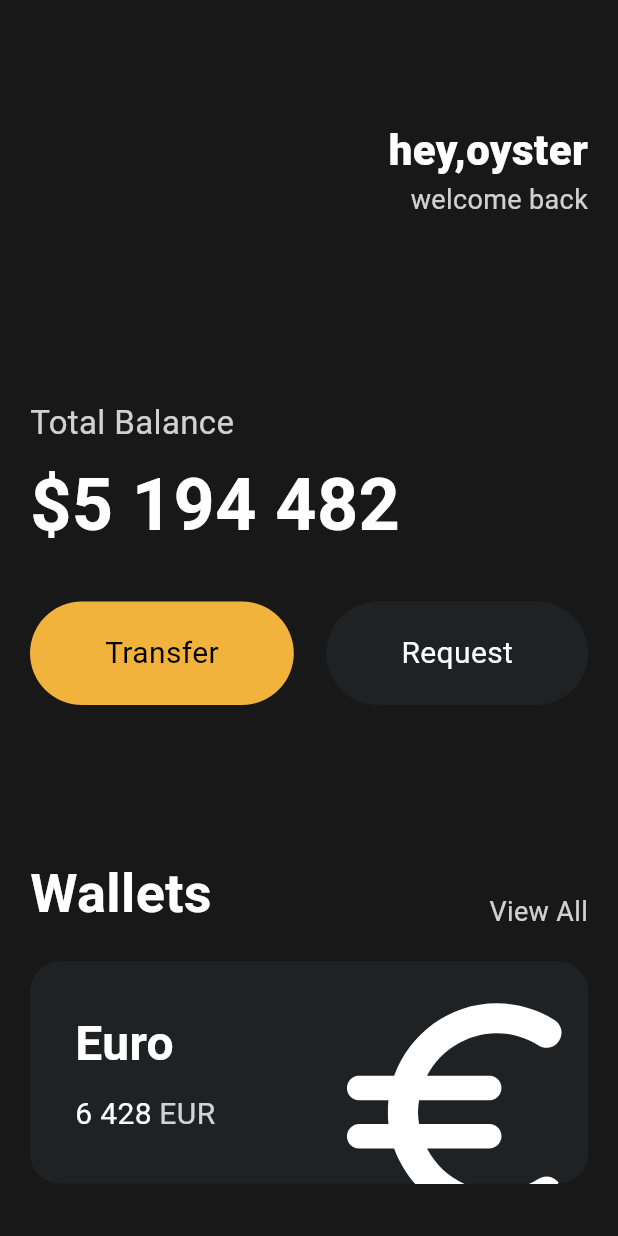
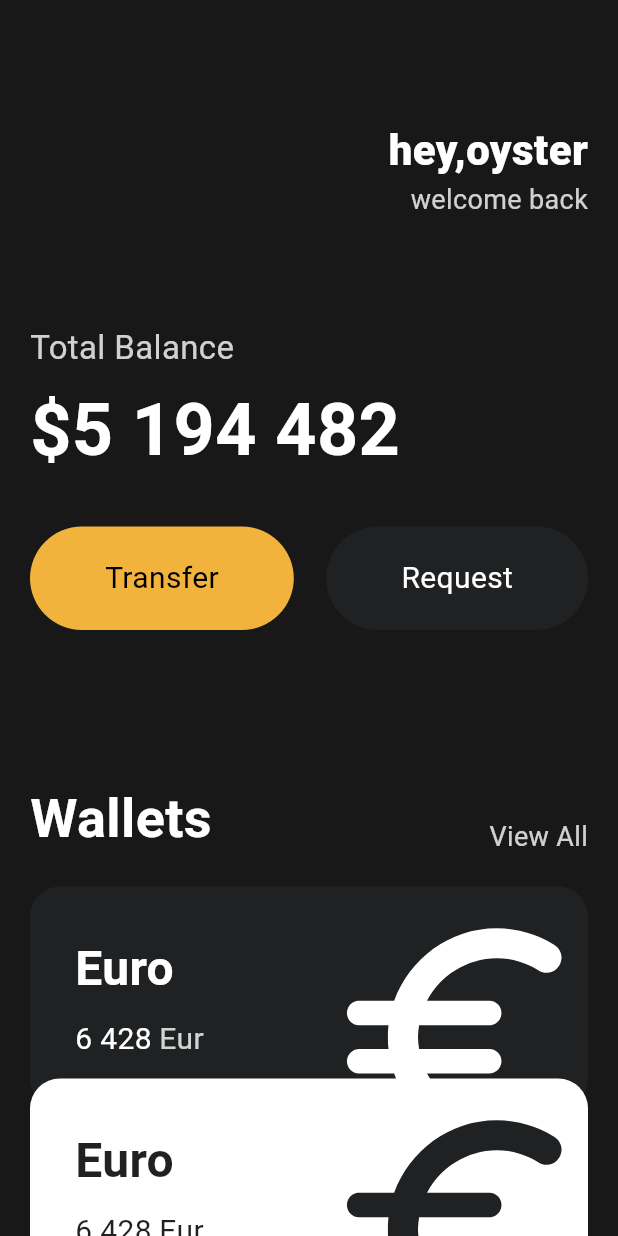
Before and after one commit to oysterjung/Flutter_Practice, a Flutter app: the screen it shows after launch, on a phone screen of 412 x 824 dp. Run offline on Flutter 3.47's test engine with Material 3 defaults, Android fonts, the phone set to English and light mode, and no system bars.

Commit message:
feat: card생성 및 스크롤기능 구현
card생성 및 재사용 가능

스크롤기능 구현

```diff
--- a/lib/main.dart
+++ b/lib/main.dart
@@ -1,6 +1,7 @@
 import 'package:flutter/material.dart';
 import 'package:flutter/widgets.dart';
 import 'package:toonflix/widget/Button.dart';
+import 'package:toonflix/widget/currency_card.dart';
 
 void main() {
   runApp(const App());
@@ -14,7 +15,8 @@ class App extends StatelessWidget {
     return MaterialApp(
       home: Scaffold(
           backgroundColor: const Color(0xFF181818),
-          body: Padding(
+          body: SingleChildScrollView(
+            child: Padding(
               padding: const EdgeInsets.symmetric(
                 horizontal: 20,
               ),
@@ -49,7 +51,7 @@ class App extends StatelessWidget {
                     ],
                   ),
                   const SizedBox(
-                  height: 120,
+                    height: 70,
                   ),
                   Text(
                     'Total Balance',
@@ -113,71 +115,35 @@ class App extends StatelessWidget {
                   const SizedBox(
                     height: 20,
                   ),
-                Container(
-                  clipBehavior: Clip.hardEdge,
-                  decoration: BoxDecoration(
-                    color: const Color(0xFF1F2123),
-                    borderRadius: BorderRadius.circular(20),
+                  const CurrencyCard(
+                    name: 'Euro',
+                    code: 'Eur',
+                    amount: '6 428',
+                    icon: Icons.euro_rounded,
+                    isInverted: false,
                   ),
-                  child: Padding(
-                    padding: const EdgeInsets.all(30),
-                    child: Row(
-                      mainAxisAlignment: MainAxisAlignment.spaceBetween,
-                      children: [
-                        Column(
-                          crossAxisAlignment: CrossAxisAlignment.start,
-                          children: [
-                            const Text(
-                              "Euro",
-                              style: TextStyle(
-                                  color: Colors.white,
-                                  fontSize: 32,
-                                  fontWeight: FontWeight.w600),
-                            ),
-                            const SizedBox(
-                              height: 10,
-                            ),
-                            Row(
-                              children: [
-                                const Text(
-                                  '6 428',
-                                  style: TextStyle(
-                                    color: Colors.white,
-                                    fontSize: 20,
+                  Transform.translate(
+                    offset: const Offset(0, -20),
+                    child: const CurrencyCard(
+                      name: 'Euro',
+                      code: 'Eur',
+                      amount: '6 428',
+                      icon: Icons.euro_rounded,
+                      isInverted: true,
                     ),
                   ),
-                                const SizedBox(
-                                  width: 5,
-                                ),
-                                Text(
-                                  'EUR',
-                                  style: TextStyle(
-                                    color: Colors.white.withOpacity(
-                                      0.8,
-                                    ),
-                                    fontSize: 20,
+                  Transform.translate(
+                    offset: const Offset(0, -40),
+                    child: const CurrencyCard(
+                      name: 'Euro',
+                      code: 'Eur',
+                      amount: '6 428',
+                      icon: Icons.euro_rounded,
+                      isInverted: false,
                     ),
                   ),
                 ],
               ),
-                          ],
-                        ),
-                        Transform.scale(
-                          scale: 2.2,
-                          child: Transform.translate(
-                            offset: const Offset(-5, 12),
-                            child: const Icon(
-                              Icons.euro_rounded,
-                              color: Colors.white,
-                              size: 88,
-                            ),
-                          ),
-                        )
-                      ],
-                    ),
-                  ),
-                )
-              ],
             ),
           )),
     );
```
Lines whose indentation alone changed are shown as unchanged.
